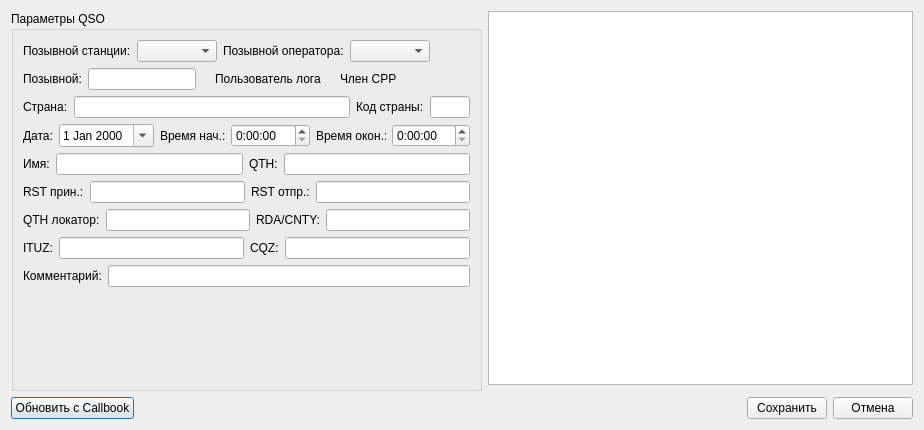
Above: qsoedit.ui from qsosu/logger before the change. Below: the same form after it.
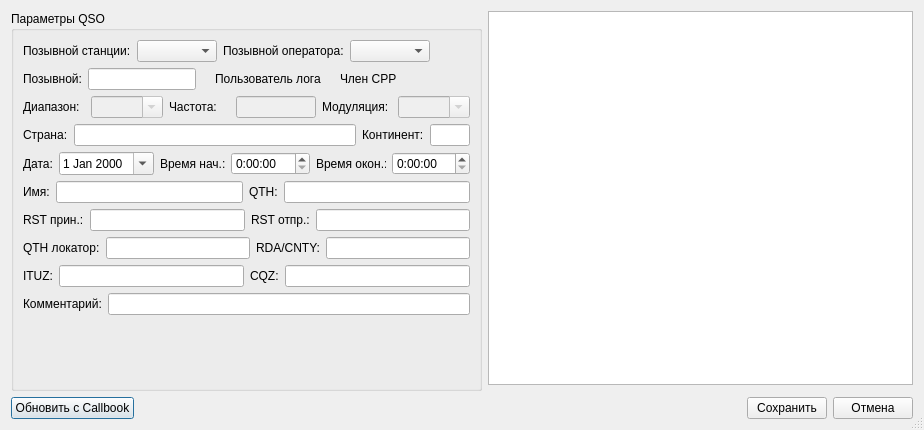
That is the form after the change. Icons and pictures are not drawn.

Patch:
```diff
--- a/qsoedit.ui
+++ b/qsoedit.ui
@@ -17,7 +17,10 @@
    <bool>false</bool>
   </property>
   <property name="windowTitle">
-   <string>Dialog</string>
+   <string>Редактирование QSO</string>
+  </property>
+  <property name="sizeGripEnabled">
+   <bool>true</bool>
   </property>
   <layout class="QGridLayout" name="gridLayout">
    <item row="0" column="0" rowspan="2">
@@ -44,99 +47,27 @@
       <string>Параметры QSO</string>
      </property>
      <layout class="QGridLayout" name="gridLayout_2">
-      <item row="2" column="0">
-       <layout class="QHBoxLayout" name="horizontalLayout_11">
-        <item>
-         <widget class="QLabel" name="label_19">
-          <property name="text">
-           <string>Страна:</string>
-          </property>
-         </widget>
-        </item>
-        <item>
-         <widget class="QLineEdit" name="countrylineEdit"/>
-        </item>
-        <item>
-         <widget class="QLabel" name="label_5">
-          <property name="text">
-           <string>Код страны:</string>
-          </property>
-         </widget>
-        </item>
-        <item>
-         <widget class="QLineEdit" name="countryCodelineEdit">
-          <property name="maximumSize">
-           <size>
-            <width>40</width>
-            <height>16777215</height>
-           </size>
-          </property>
-         </widget>
-        </item>
-       </layout>
-      </item>
-      <item row="7" column="0">
-       <layout class="QHBoxLayout" name="horizontalLayout_10">
-        <item>
-         <widget class="QLabel" name="label_17">
-          <property name="text">
-           <string>ITUZ:</string>
-          </property>
-         </widget>
-        </item>
-        <item>
-         <widget class="QLineEdit" name="ituzlineEdit"/>
-        </item>
-        <item>
-         <widget class="QLabel" name="label_18">
-          <property name="text">
-           <string>CQZ:</string>
-          </property>
-         </widget>
-        </item>
-        <item>
-         <widget class="QLineEdit" name="cqzlineEdit"/>
-        </item>
-       </layout>
-      </item>
       <item row="8" column="0">
-       <layout class="QHBoxLayout" name="horizontalLayout_7">
-        <property name="sizeConstraint">
-         <enum>QLayout::SetMinimumSize</enum>
-        </property>
+       <layout class="QHBoxLayout" name="horizontalLayout_5">
         <item>
-         <widget class="QLabel" name="label_12">
+         <widget class="QLabel" name="label_10">
           <property name="text">
-           <string>Комментарий:</string>
+           <string>QTH локатор:</string>
           </property>
          </widget>
         </item>
         <item>
-         <widget class="QLineEdit" name="comment_lineEdit"/>
+         <widget class="QLineEdit" name="qthloc_lineEdit"/>
         </item>
-       </layout>
-      </item>
-      <item row="4" column="0">
-       <layout class="QHBoxLayout" name="horizontalLayout_3">
         <item>
-         <widget class="QLabel" name="label_8">
+         <widget class="QLabel" name="label_11">
           <property name="text">
-           <string>Имя:</string>
+           <string>RDA/CNTY:</string>
           </property>
          </widget>
         </item>
         <item>
-         <widget class="QLineEdit" name="name_lineEdit"/>
-        </item>
-        <item>
-         <widget class="QLabel" name="label_9">
-          <property name="text">
-           <string>QTH:</string>
-          </property>
-         </widget>
-        </item>
-        <item>
-         <widget class="QLineEdit" name="qth_lineEdit"/>
+         <widget class="QLineEdit" name="rda_lineEdit"/>
         </item>
        </layout>
       </item>
@@ -192,6 +123,37 @@
        </layout>
       </item>
       <item row="3" column="0">
+       <layout class="QHBoxLayout" name="horizontalLayout_11">
+        <item>
+         <widget class="QLabel" name="label_19">
+          <property name="text">
+           <string>Страна:</string>
+          </property>
+         </widget>
+        </item>
+        <item>
+         <widget class="QLineEdit" name="countrylineEdit"/>
+        </item>
+        <item>
+         <widget class="QLabel" name="label_5">
+          <property name="text">
+           <string>Континент:</string>
+          </property>
+         </widget>
+        </item>
+        <item>
+         <widget class="QLineEdit" name="countryCodelineEdit">
+          <property name="maximumSize">
+           <size>
+            <width>40</width>
+            <height>16777215</height>
+           </size>
+          </property>
+         </widget>
+        </item>
+       </layout>
+      </item>
+      <item row="4" column="0">
        <layout class="QHBoxLayout" name="horizontalLayout_9">
         <item>
          <widget class="QLabel" name="label">
@@ -256,26 +218,56 @@
        </layout>
       </item>
       <item row="5" column="0">
-       <layout class="QHBoxLayout" name="horizontalLayout_4">
+       <layout class="QHBoxLayout" name="horizontalLayout_3">
         <item>
-         <widget class="QLabel" name="label_6">
+         <widget class="QLabel" name="label_8">
           <property name="text">
-           <string>RST прин.:</string>
+           <string>Имя:</string>
           </property>
          </widget>
         </item>
         <item>
-         <widget class="QLineEdit" name="rstr_lineEdit"/>
+         <widget class="QLineEdit" name="name_lineEdit"/>
         </item>
         <item>
-         <widget class="QLabel" name="label_7">
+         <widget class="QLabel" name="label_9">
           <property name="text">
-           <string>RST отпр.:</string>
+           <string>QTH:</string>
           </property>
          </widget>
         </item>
         <item>
-         <widget class="QLineEdit" name="rsts_lineEdit"/>
+         <widget class="QLineEdit" name="qth_lineEdit"/>
+        </item>
+       </layout>
+      </item>
+      <item row="11" column="0">
+       <spacer name="verticalSpacer">
+        <property name="orientation">
+         <enum>Qt::Vertical</enum>
+        </property>
+        <property name="sizeHint" stdset="0">
+         <size>
+          <width>20</width>
+          <height>40</height>
+         </size>
+        </property>
+       </spacer>
+      </item>
+      <item row="10" column="0">
+       <layout class="QHBoxLayout" name="horizontalLayout_7">
+        <property name="sizeConstraint">
+         <enum>QLayout::SetMinimumSize</enum>
+        </property>
+        <item>
+         <widget class="QLabel" name="label_12">
+          <property name="text">
+           <string>Комментарий:</string>
+          </property>
+         </widget>
+        </item>
+        <item>
+         <widget class="QLineEdit" name="comment_lineEdit"/>
         </item>
        </layout>
       </item>
@@ -340,42 +332,117 @@
         </item>
        </layout>
       </item>
-      <item row="6" column="0">
-       <layout class="QHBoxLayout" name="horizontalLayout_5">
+      <item row="7" column="0">
+       <layout class="QHBoxLayout" name="horizontalLayout_4">
         <item>
-         <widget class="QLabel" name="label_10">
+         <widget class="QLabel" name="label_6">
           <property name="text">
-           <string>QTH локатор:</string>
+           <string>RST прин.:</string>
           </property>
          </widget>
         </item>
         <item>
-         <widget class="QLineEdit" name="qthloc_lineEdit"/>
+         <widget class="QLineEdit" name="rstr_lineEdit"/>
         </item>
         <item>
-         <widget class="QLabel" name="label_11">
+         <widget class="QLabel" name="label_7">
           <property name="text">
-           <string>RDA/CNTY:</string>
+           <string>RST отпр.:</string>
           </property>
          </widget>
         </item>
         <item>
-         <widget class="QLineEdit" name="rda_lineEdit"/>
+         <widget class="QLineEdit" name="rsts_lineEdit"/>
         </item>
        </layout>
       </item>
       <item row="9" column="0">
-       <spacer name="verticalSpacer">
-        <property name="orientation">
-         <enum>Qt::Vertical</enum>
-        </property>
-        <property name="sizeHint" stdset="0">
-         <size>
-          <width>20</width>
-          <height>40</height>
-         </size>
-        </property>
-       </spacer>
+       <layout class="QHBoxLayout" name="horizontalLayout_10">
+        <item>
+         <widget class="QLabel" name="label_17">
+          <property name="text">
+           <string>ITUZ:</string>
+          </property>
+         </widget>
+        </item>
+        <item>
+         <widget class="QLineEdit" name="ituzlineEdit"/>
+        </item>
+        <item>
+         <widget class="QLabel" name="label_18">
+          <property name="text">
+           <string>CQZ:</string>
+          </property>
+         </widget>
+        </item>
+        <item>
+         <widget class="QLineEdit" name="cqzlineEdit"/>
+        </item>
+       </layout>
+      </item>
+      <item row="2" column="0">
+       <layout class="QHBoxLayout" name="horizontalLayout_8">
+        <item>
+         <widget class="QLabel" name="label_15">
+          <property name="text">
+           <string>Диапазон: </string>
+          </property>
+         </widget>
+        </item>
+        <item>
+         <widget class="QComboBox" name="bandCombo">
+          <property name="enabled">
+           <bool>false</bool>
+          </property>
+          <property name="editable">
+           <bool>true</bool>
+          </property>
+          <property name="maxVisibleItems">
+           <number>20</number>
+          </property>
+         </widget>
+        </item>
+        <item>
+         <widget class="QLabel" name="label_16">
+          <property name="text">
+           <string>Частота: </string>
+          </property>
+         </widget>
+        </item>
+        <item>
+         <widget class="QLineEdit" name="feqLine">
+          <property name="enabled">
+           <bool>false</bool>
+          </property>
+          <property name="maximumSize">
+           <size>
+            <width>80</width>
+            <height>16777215</height>
+           </size>
+          </property>
+         </widget>
+        </item>
+        <item>
+         <widget class="QLabel" name="label_20">
+          <property name="text">
+           <string>Модуляция: </string>
+          </property>
+         </widget>
+        </item>
+        <item>
+         <widget class="QComboBox" name="modeCombo">
+          <property name="enabled">
+           <bool>false</bool>
+          </property>
+          <property name="editable">
+           <bool>true</bool>
+          </property>
+          <property name="maxVisibleItems">
+           <number>20</number>
+          </property>
+         </widget>
+        </item>
+       </layout>
       </item>
      </layout>
     </widget>
```
Left out of the diff: 23 changed lines with no effect on the pictures.
